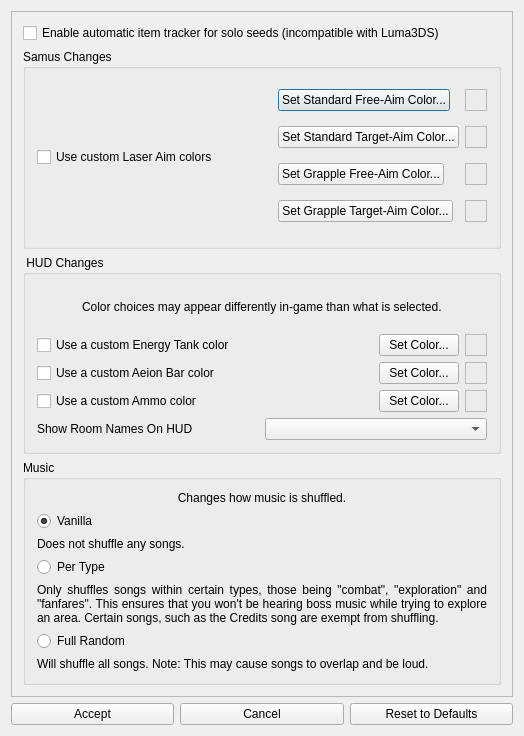
Before: the Qt Designer form randovania/games/samus_returns/gui/ui_files/msr_cosmetic_patches_dialog.ui in randovania/randovania, drawn with Qt 5.
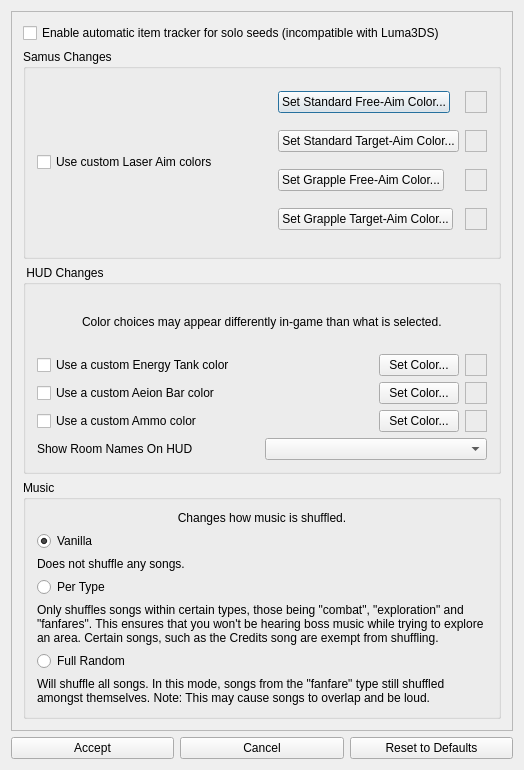
After: the same form once the commit is applied.

Commit message: Cleanup + Shuffle Tanks separately regardless of mode

Diff of the .ui file:
```diff
--- a/randovania/games/samus_returns/gui/ui_files/msr_cosmetic_patches_dialog.ui
+++ b/randovania/games/samus_returns/gui/ui_files/msr_cosmetic_patches_dialog.ui
@@ -7,7 +7,7 @@
     <x>0</x>
     <y>0</y>
     <width>524</width>
-    <height>736</height>
+    <height>770</height>
    </rect>
   </property>
   <property name="windowTitle">
@@ -25,7 +25,7 @@
         <x>0</x>
         <y>0</y>
         <width>504</width>
-        <height>689</height>
+        <height>723</height>
        </rect>
       </property>
       <layout class="QVBoxLayout" name="verticalLayout">
@@ -476,7 +476,7 @@
              <string>Only shuffles songs within certain types, those being &quot;combat&quot;, &quot;exploration&quot; and &quot;fanfares&quot;. This ensures that you won't be hearing boss music while trying to explore an area. Certain songs, such as the Credits song are exempt from shuffling.</string>
             </property>
             <property name="alignment">
-             <set>Qt::AlignJustify|Qt::AlignVCenter</set>
+             <set>Qt::AlignLeading|Qt::AlignLeft|Qt::AlignVCenter</set>
             </property>
             <property name="wordWrap">
              <bool>true</bool>
@@ -496,7 +496,7 @@
           <item row="11" column="0">
            <widget class="QLabel" name="full_music_label">
             <property name="text">
-             <string>Will shuffle all songs. Note: This may cause songs to overlap and be loud.</string>
+             <string>Will shuffle all songs. In this mode, songs from the &quot;fanfare&quot; type still shuffled amongst themselves. Note: This may cause songs to overlap and be loud.</string>
             </property>
             <property name="wordWrap">
              <bool>true</bool>
```
The commit also changes 1 other file.
